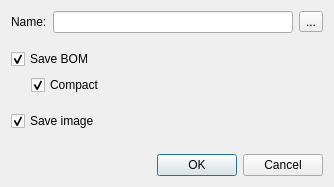
The window that cpcb/ui/PNPDialog.ui (wagenadl/cschem) describes before a commit, drawn with Qt 5.
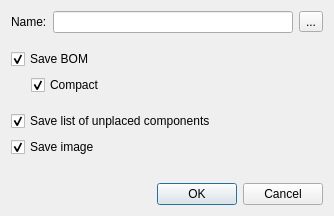
The same window after the commit.

Diff of the .ui file:
```diff
--- a/cpcb/ui/PNPDialog.ui
+++ b/cpcb/ui/PNPDialog.ui
@@ -7,7 +7,7 @@
     <x>0</x>
     <y>0</y>
     <width>334</width>
-    <height>187</height>
+    <height>216</height>
    </rect>
   </property>
   <property name="windowTitle">
@@ -100,6 +100,16 @@
      </layout>
     </widget>
    </item>
+   <item>
+    <widget class="QCheckBox" name="unplaced">
+     <property name="text">
+      <string>Save list of unplaced components</string>
+     </property>
+     <property name="checked">
+      <bool>true</bool>
+     </property>
+    </widget>
+   </item>
    <item>
     <widget class="QCheckBox" name="image">
      <property name="text">
```
